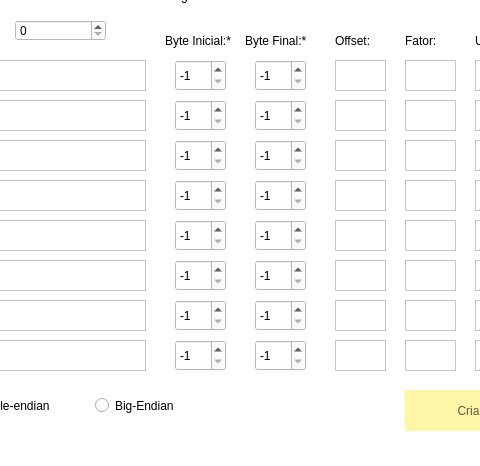
Before: the Qt Designer form FSIPLeiria/modulo.ui in tatianascgil/Projeto_Informatico_Formula_Student_Barramento_CAN, drawn with Qt 5; both pictures show x 135 to 615 and y 90 to 556 of the 1344 by 556 pixel window.
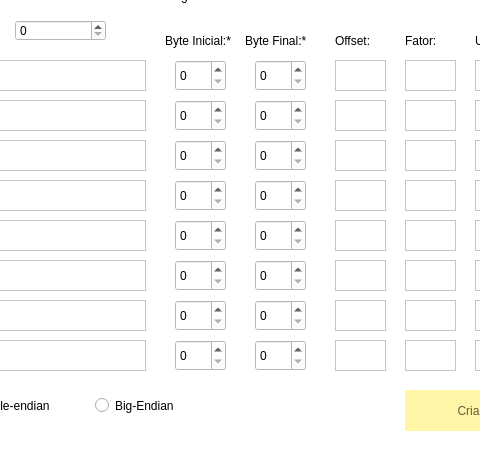
After: the same form once the commit is applied.

```diff
--- a/FSIPLeiria/modulo.ui
+++ b/FSIPLeiria/modulo.ui
@@ -338,7 +338,7 @@
     <cursorShape>PointingHandCursor</cursorShape>
    </property>
    <property name="minimum">
-    <number>-1</number>
+    <number>0</number>
    </property>
    <property name="maximum">
     <number>7</number>
@@ -347,7 +347,10 @@
     <number>1</number>
    </property>
    <property name="value">
-    <number>-1</number>
+    <number>0</number>
+   </property>
+   <property name="displayIntegerBase">
+    <number>7</number>
    </property>
   </widget>
   <widget class="QSpinBox" name="spinBox_Final1">
@@ -363,7 +366,7 @@
     <cursorShape>PointingHandCursor</cursorShape>
    </property>
    <property name="minimum">
-    <number>-1</number>
+    <number>0</number>
    </property>
    <property name="maximum">
     <number>7</number>
@@ -372,7 +375,7 @@
     <number>1</number>
    </property>
    <property name="value">
-    <number>-1</number>
+    <number>0</number>
    </property>
   </widget>
   <widget class="QTextEdit" name="textEdit_Unidade2">
@@ -427,7 +430,7 @@
     <cursorShape>PointingHandCursor</cursorShape>
    </property>
    <property name="minimum">
-    <number>-1</number>
+    <number>0</number>
    </property>
    <property name="maximum">
     <number>7</number>
@@ -436,7 +439,7 @@
     <number>1</number>
    </property>
    <property name="value">
-    <number>-1</number>
+    <number>0</number>
    </property>
   </widget>
   <widget class="QTextEdit" name="textEdit_Offset2">
@@ -465,13 +468,13 @@
     <cursorShape>PointingHandCursor</cursorShape>
    </property>
    <property name="minimum">
-    <number>-1</number>
+    <number>0</number>
    </property>
    <property name="maximum">
     <number>7</number>
    </property>
    <property name="value">
-    <number>-1</number>
+    <number>0</number>
    </property>
   </widget>
   <widget class="QTextEdit" name="textEdit_Fator2">
@@ -542,7 +545,7 @@
     <cursorShape>PointingHandCursor</cursorShape>
    </property>
    <property name="minimum">
-    <number>-1</number>
+    <number>0</number>
    </property>
    <property name="maximum">
     <number>7</number>
@@ -551,7 +554,7 @@
     <number>1</number>
    </property>
    <property name="value">
-    <number>-1</number>
+    <number>0</number>
    </property>
   </widget>
   <widget class="QTextEdit" name="textEdit_Offset3">
@@ -580,13 +583,13 @@
     <cursorShape>PointingHandCursor</cursorShape>
    </property>
    <property name="minimum">
-    <number>-1</number>
+    <number>0</number>
    </property>
    <property name="maximum">
     <number>7</number>
    </property>
    <property name="value">
-    <number>-1</number>
+    <number>0</number>
    </property>
   </widget>
   <widget class="QTextEdit" name="textEdit_Fator3">
@@ -654,7 +657,7 @@
     <cursorShape>PointingHandCursor</cursorShape>
    </property>
    <property name="minimum">
-    <number>-1</number>
+    <number>0</number>
    </property>
    <property name="maximum">
     <number>7</number>
@@ -663,7 +666,7 @@
     <number>1</number>
    </property>
    <property name="value">
-    <number>-1</number>
+    <number>0</number>
    </property>
   </widget>
   <widget class="QLabel" name="label4">
@@ -796,7 +799,7 @@
     <cursorShape>PointingHandCursor</cursorShape>
    </property>
    <property name="minimum">
-    <number>-1</number>
+    <number>0</number>
    </property>
    <property name="maximum">
     <number>7</number>
@@ -805,7 +808,7 @@
     <number>1</number>
    </property>
    <property name="value">
-    <number>-1</number>
+    <number>0</number>
    </property>
    <property name="displayIntegerBase">
     <number>10</number>
@@ -837,13 +840,13 @@
     <cursorShape>PointingHandCursor</cursorShape>
    </property>
    <property name="minimum">
-    <number>-1</number>
+    <number>0</number>
    </property>
    <property name="maximum">
     <number>7</number>
    </property>
    <property name="value">
-    <number>-1</number>
+    <number>0</number>
    </property>
   </widget>
   <widget class="QTextEdit" name="textEdit_Unidade6">
@@ -872,7 +875,7 @@
     <cursorShape>PointingHandCursor</cursorShape>
    </property>
    <property name="minimum">
-    <number>-1</number>
+    <number>0</number>
    </property>
    <property name="maximum">
     <number>7</number>
@@ -881,7 +884,7 @@
     <number>1</number>
    </property>
    <property name="value">
-    <number>-1</number>
+    <number>0</number>
    </property>
   </widget>
   <widget class="QSpinBox" name="spinBox_Final5">
@@ -897,13 +900,13 @@
     <cursorShape>PointingHandCursor</cursorShape>
    </property>
    <property name="minimum">
-    <number>-1</number>
+    <number>0</number>
    </property>
    <property name="maximum">
     <number>7</number>
    </property>
    <property name="value">
-    <number>-1</number>
+    <number>0</number>
    </property>
   </widget>
   <widget class="QSpinBox" name="spinBox_Inicial6">
@@ -919,13 +922,13 @@
     <cursorShape>PointingHandCursor</cursorShape>
    </property>
    <property name="minimum">
-    <number>-1</number>
+    <number>0</number>
    </property>
    <property name="maximum">
     <number>7</number>
    </property>
    <property name="value">
-    <number>-1</number>
+    <number>0</number>
    </property>
   </widget>
   <widget class="QTextEdit" name="textEdit_Fator4">
@@ -954,13 +957,13 @@
     <cursorShape>PointingHandCursor</cursorShape>
    </property>
    <property name="minimum">
-    <number>-1</number>
+    <number>0</number>
    </property>
    <property name="maximum">
     <number>7</number>
    </property>
    <property name="value">
-    <number>-1</number>
+    <number>0</number>
    </property>
   </widget>
   <widget class="QTextEdit" name="textEdit_Fator8">
@@ -989,13 +992,16 @@
     <cursorShape>PointingHandCursor</cursorShape>
    </property>
    <property name="minimum">
-    <number>-1</number>
+    <number>0</number>
    </property>
    <property name="maximum">
     <number>7</number>
    </property>
    <property name="value">
-    <number>-1</number>
+    <number>0</number>
+   </property>
+   <property name="displayIntegerBase">
+    <number>10</number>
    </property>
   </widget>
   <widget class="QSpinBox" name="spinBox_Final7">
@@ -1011,13 +1017,13 @@
     <cursorShape>PointingHandCursor</cursorShape>
    </property>
    <property name="minimum">
-    <number>-1</number>
+    <number>0</number>
    </property>
    <property name="maximum">
     <number>7</number>
    </property>
    <property name="value">
-    <number>-1</number>
+    <number>0</number>
    </property>
   </widget>
   <widget class="QLabel" name="label8">
@@ -1059,13 +1065,13 @@
     <cursorShape>PointingHandCursor</cursorShape>
    </property>
    <property name="minimum">
-    <number>-1</number>
+    <number>0</number>
    </property>
    <property name="maximum">
     <number>7</number>
    </property>
    <property name="value">
-    <number>-1</number>
+    <number>0</number>
    </property>
   </widget>
   <widget class="QTextEdit" name="textEdit_Fator7">
```
Left out of the diff: 6 changed lines with no effect on the pictures.
